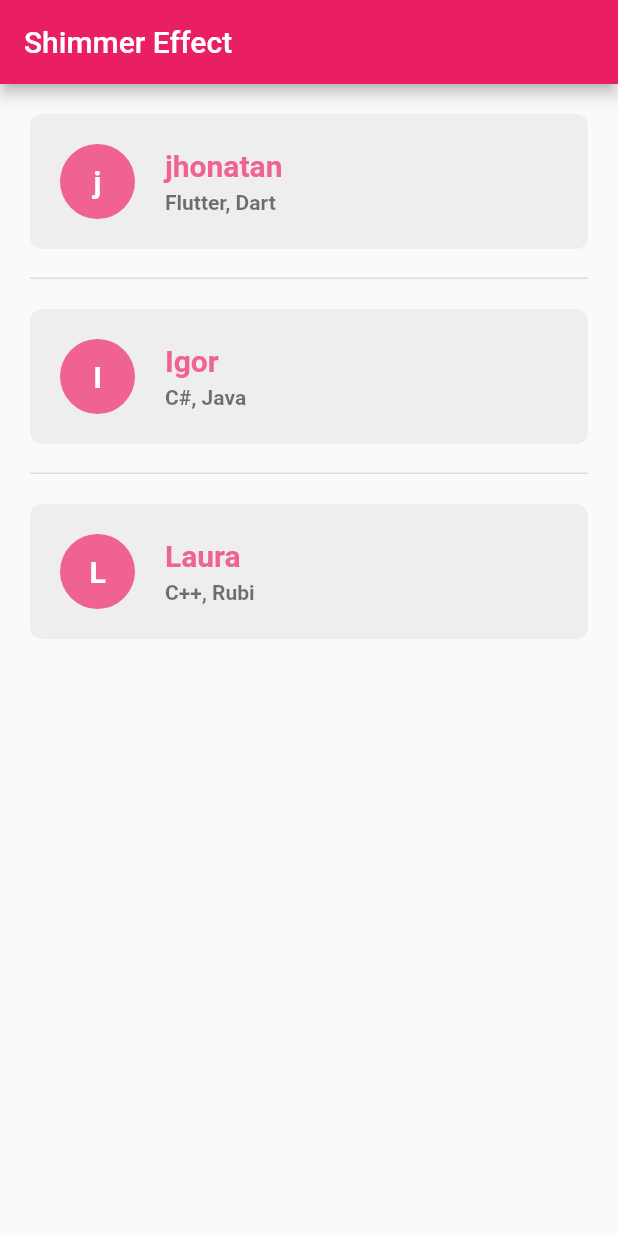
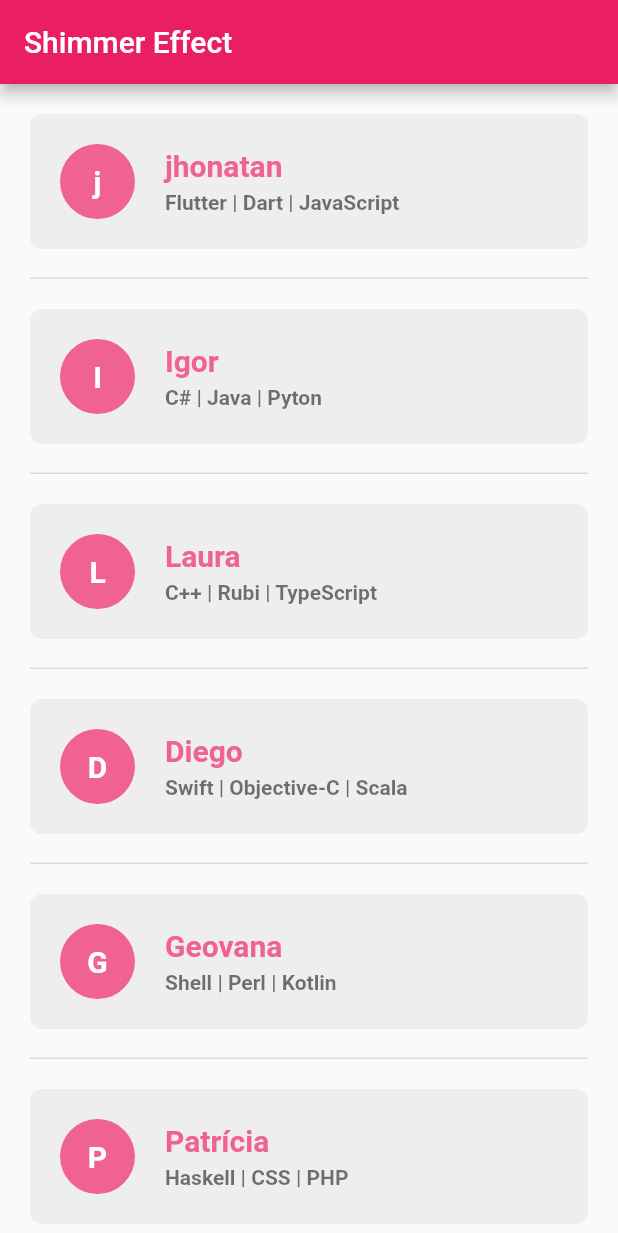
Before and after one commit to JhonatanAzevedo/shimmer_effect_pull_to_refresh, a Flutter app: the screen it shows after launch, on a phone screen of 412 x 824 dp. Shown: the top 1233 px of the screen. Run offline on Flutter 3.47's test engine with Material 2 defaults, Android fonts, the phone set to English and light mode, and no system bars; our stand-ins replace flutter_modular, shimmer.

Commit message:
Update List Programmers

```diff
--- a/lib/app/modules/home/presentation/home_page.dart
+++ b/lib/app/modules/home/presentation/home_page.dart
@@ -20,9 +20,13 @@ class _HomePageState extends State<HomePage> {
     programmers.clear();
     programmers.addAll(
       [
-        Programmer(name: 'jhonatan', experiences: 'Flutter, Dart'),
-        Programmer(name: 'Igor', experiences: 'C#, Java'),
-        Programmer(name: 'Laura', experiences: 'C++, Rubi'),
+        Programmer(name: 'jhonatan', experiences: 'Flutter | Dart | JavaScript'),
+        Programmer(name: 'Igor', experiences: 'C# | Java | Pyton'),
+        Programmer(name: 'Laura', experiences: 'C++ | Rubi | TypeScript'),
+        Programmer(name: 'Diego', experiences: 'Swift | Objective-C | Scala'),
+        Programmer(name: 'Geovana', experiences: 'Shell | Perl | Kotlin'),
+        Programmer(name: 'Patrícia', experiences: 'Haskell | CSS | PHP'),
+        Programmer(name: 'Bruno', experiences: 'Swift | Flutter | NativeScript'),
       ],
     );
     setState(() => loading = false);
```
